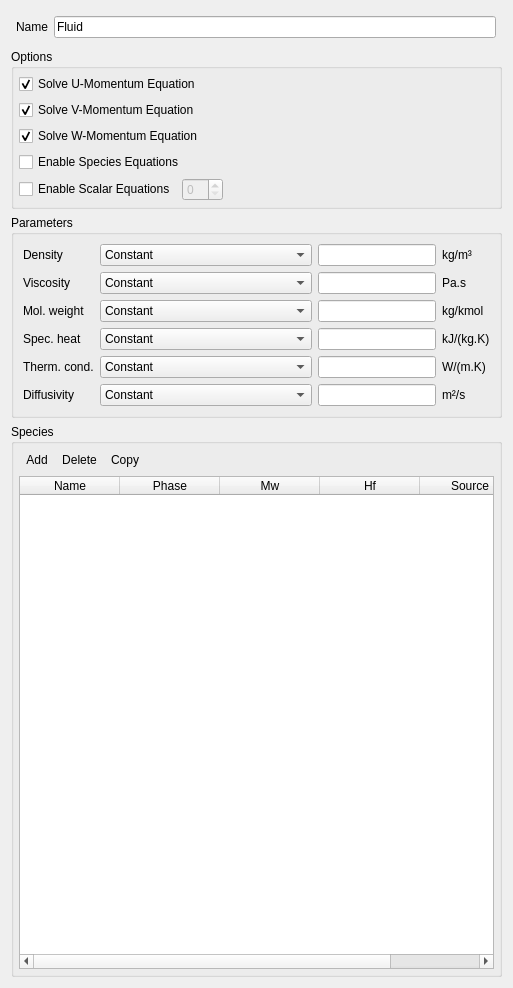
First picture: the form in gui/uifiles/fluid.ui, repository truongd8593/mfix, before the edit.
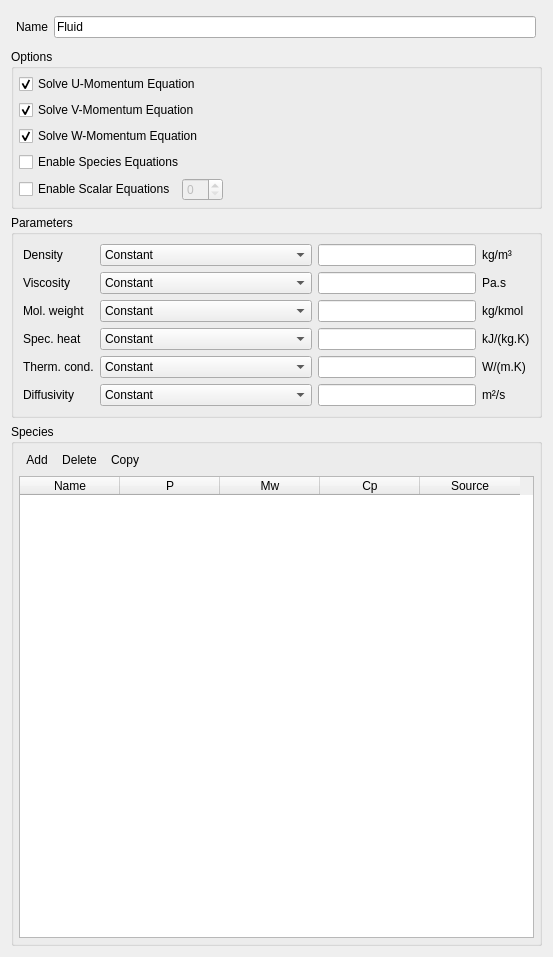
Second picture: the form after the edit. Custom widgets are drawn as their Qt base class.

The edit to the form file:
```diff
--- a/gui/uifiles/fluid.ui
+++ b/gui/uifiles/fluid.ui
@@ -6,8 +6,8 @@
    <rect>
     <x>0</x>
     <y>0</y>
-    <width>513</width>
-    <height>988</height>
+    <width>553</width>
+    <height>957</height>
    </rect>
   </property>
   <property name="sizePolicy">
@@ -215,7 +215,7 @@
         <property name="sizePolicy">
          <sizepolicy hsizetype="Expanding" vsizetype="MinimumExpanding">
           <horstretch>0</horstretch>
-          <verstretch>10</verstretch>
+          <verstretch>0</verstretch>
          </sizepolicy>
         </property>
         <property name="minimumSize">
@@ -239,6 +239,9 @@
         <property name="selectionBehavior">
          <enum>QAbstractItemView::SelectRows</enum>
         </property>
+        <attribute name="horizontalHeaderVisible">
+         <bool>true</bool>
+        </attribute>
         <attribute name="horizontalHeaderCascadingSectionResizes">
          <bool>true</bool>
         </attribute>
@@ -249,7 +252,7 @@
          <bool>false</bool>
         </attribute>
         <attribute name="horizontalHeaderMinimumSectionSize">
-         <number>12</number>
+         <number>20</number>
         </attribute>
         <attribute name="horizontalHeaderStretchLastSection">
          <bool>false</bool>
@@ -264,6 +267,9 @@
         </column>
         <column>
          <property name="text">
+          <string>P</string>
+         </property>
+         <property name="toolTip">
           <string>Phase</string>
          </property>
         </column>
@@ -274,7 +280,10 @@
         </column>
         <column>
          <property name="text">
-          <string>Hf</string>
+          <string>Cp</string>
+         </property>
+         <property name="toolTip">
+          <string>Heat of formation</string>
          </property>
         </column>
         <column>
```
Left out of the diff: 11 changed lines with no effect on the pictures.
